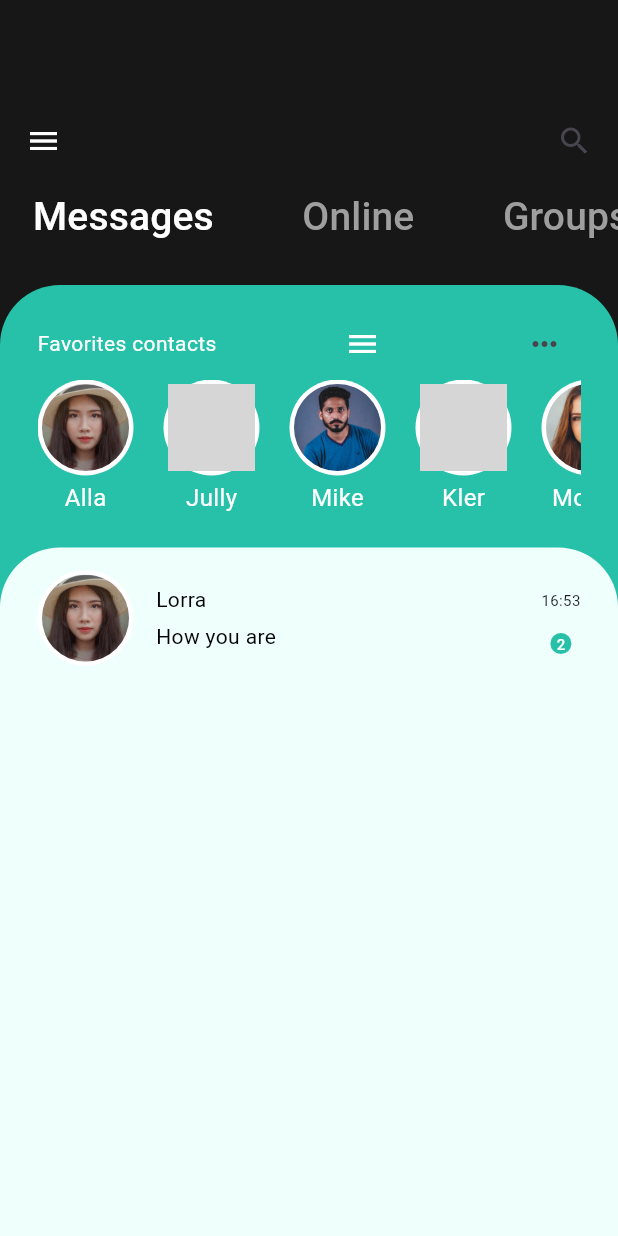
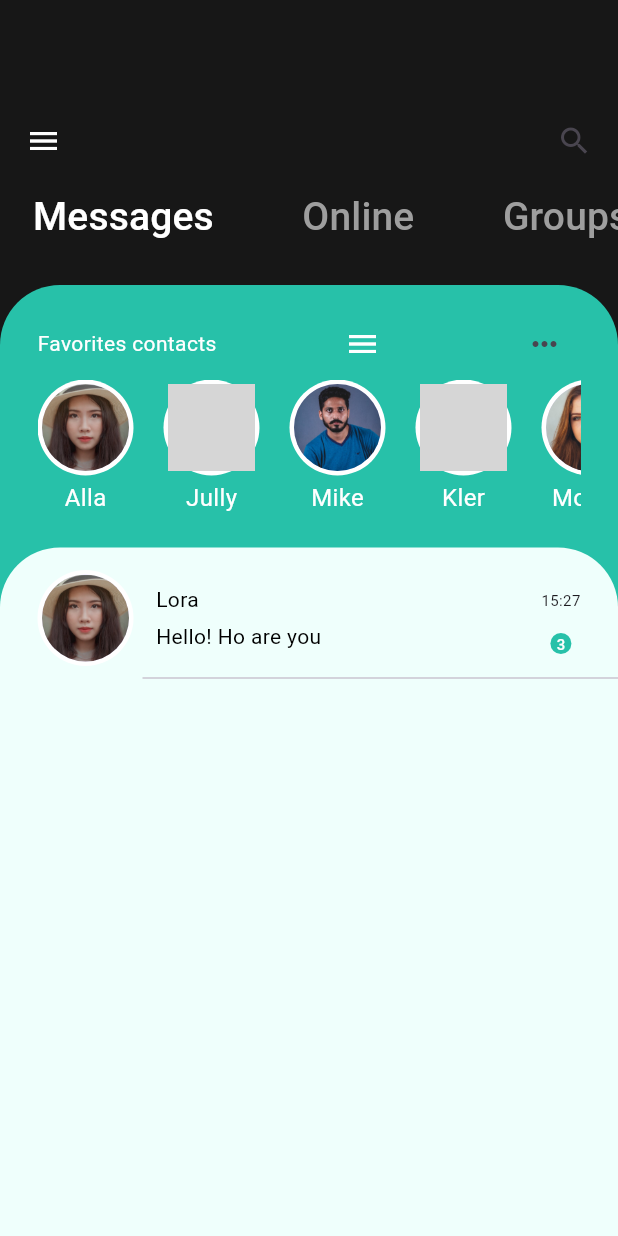
Before and after one commit to Darrylwin/chat_ui, a Flutter app: the screen it shows after launch, on a phone screen of 412 x 824 dp. Run offline on Flutter 3.47's test engine with Material 3 defaults, Android fonts, the phone set to English and light mode, and no system bars; grey boxes are pictures that could not be loaded.

Commit message:
creation de la methode buildConversationRow(). // Display une convrsation

```diff
--- a/lib/main.dart
+++ b/lib/main.dart
@@ -189,24 +189,41 @@ class _MyHomePageState extends State<MyHomePage> {
               ),
               child: ListView(
                 padding: EdgeInsets.only(left: 25),
-                children: const [
+                children: [
+                  buildConversationRow(name:'Lora', message: "Hello! Ho are you",filename: 'img1.jpeg',msgCount: 3,timeReceived: "15:27"),
+                ],
+              ),
+            ),
+          ),
+        ],
+      ),
+    );
+  }
+
+  Column buildConversationRow({required String name,
+    required String message, required
+    String filename, required
+    int msgCount, required
+    String timeReceived}) {
+    return Column(
+      children: [
         Row(
           mainAxisAlignment: MainAxisAlignment.spaceBetween,
           children: [
             Row(
               children: [
-                          UserAvatar(filename: 'img1.jpeg'),
+                UserAvatar(filename: filename),
                 SizedBox(width: 15),
                 Column(
                   crossAxisAlignment: CrossAxisAlignment.start,
                   children: [
                     Text(
-                                "Lorra",
+                      name,
                       style: TextStyle(color: Colors.black),
                     ),
                     SizedBox(height: 5),
                     Text(
-                                "How you are",
+                      message,
                       style: TextStyle(
                         color: Colors.black,
                       ),
@@ -220,7 +237,7 @@ class _MyHomePageState extends State<MyHomePage> {
               child: Column(
                 children: [
                   Text(
-                              '16:53',
+                    timeReceived,
                     style: TextStyle(fontSize: 10),
                   ),
                   SizedBox(height: 15),
@@ -228,9 +245,8 @@ class _MyHomePageState extends State<MyHomePage> {
                     radius: 7,
                     backgroundColor: Color(0xFF27c1A9),
                     child: Text(
-                                "2",
-                                style: TextStyle(
-                                    fontSize: 10, color: Colors.white),
+                      msgCount.toString(),
+                      style: TextStyle(fontSize: 10, color: Colors.white),
                     ),
                   ),
                 ],
@@ -238,12 +254,10 @@ class _MyHomePageState extends State<MyHomePage> {
             ),
           ],
         ),
-                ],
-              ),
-            ),
+        Divider(
+          indent: 70,
         ),
       ],
-      ),
     );
   }
 
```
Lines whose indentation alone changed are shown as unchanged.
